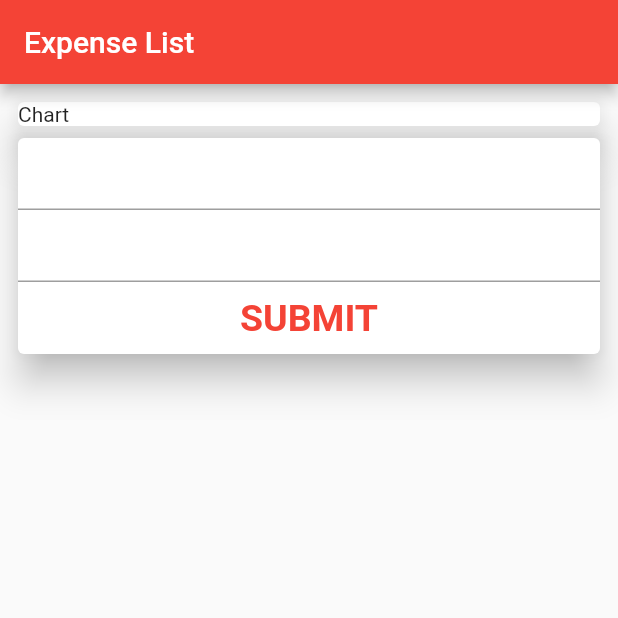
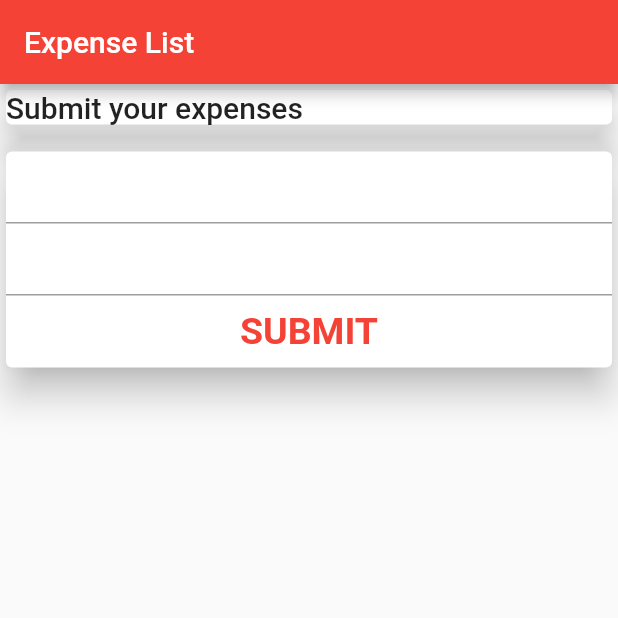
Before and after one commit to sanjibsinha/expense_list, a Flutter app: the screen it shows after launch, on a phone screen of 412 x 824 dp, the top half of it. Run offline on Flutter 3.47's test engine with Material 2 defaults, Android fonts, the phone set to English and light mode, and no system bars.

Commit message:
organizing app

```diff
--- a/lib/views/expense_first_page.dart
+++ b/lib/views/expense_first_page.dart
@@ -37,15 +37,8 @@ class _ExpenseFirstPageState extends State<ExpenseFirstPage> {
   @override
   Widget build(BuildContext context) {
     return Center(
-      child: ListView(
-        padding: EdgeInsets.all(8),
+      child: Column(
         children: [
-          Container(
-            child: Card(
-              child: Text('Chart'),
-              elevation: 10,
-            ),
-          ),
           Container(
             child: Card(
               elevation: 10,
--- a/lib/views/material_and_scaffold.dart
+++ b/lib/views/material_and_scaffold.dart
@@ -24,7 +24,32 @@ class ExpensePage extends StatelessWidget {
       appBar: AppBar(
         title: Text('Expense List'),
       ),
-      body: ExpenseFirstPage(),
+      body: ExpenseList(),
     );
   }
 }
+
+class ExpenseList extends StatelessWidget {
+  const ExpenseList({Key key}) : super(key: key);
+
+  @override
+  Widget build(BuildContext context) {
+    return ListView(
+      children: [
+        Container(
+          child: Card(
+            child: Text(
+              'Submit your expenses',
+              style: Theme.of(context).textTheme.headline6,
+            ),
+            elevation: 10,
+          ),
+        ),
+        SizedBox(
+          height: 10,
+        ),
+        ExpenseFirstPage(),
+      ],
+    );
+  }
+}
```
